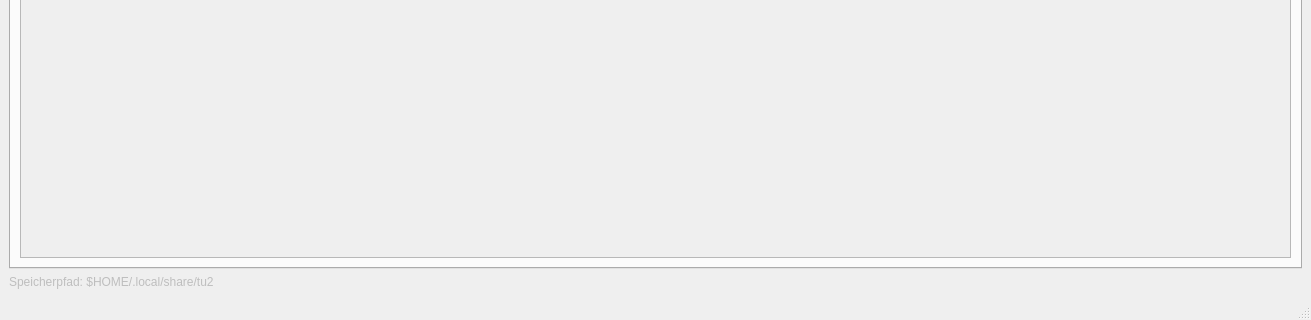
Before: the Qt Designer form forms/mainwindow.ui in ntropy83/tu2, drawn with Qt 5; both pictures show x 0 to 1311 and y 402 to 722 of the 1311 by 722 pixel window.
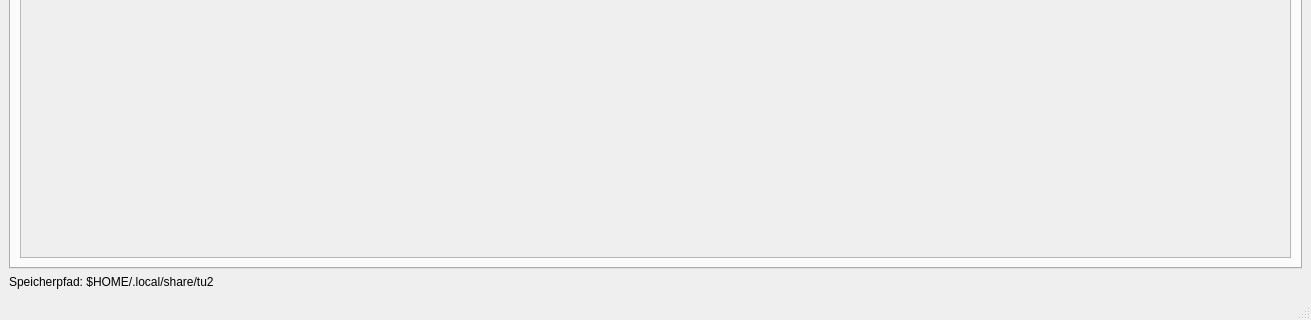
After: the same form once the commit is applied.

Commit message: load path bugfix

Diff of the .ui file:
```diff
--- a/forms/mainwindow.ui
+++ b/forms/mainwindow.ui
@@ -99,7 +99,7 @@
     <item row="1" column="0">
      <widget class="QLabel" name="label_linux">
       <property name="enabled">
-       <bool>false</bool>
+       <bool>true</bool>
       </property>
       <property name="text">
        <string>Speicherpfad: $HOME/.local/share/tu2</string>
```
Left out of the diff: 2 changed lines with no effect on the pictures. The commit also changes 1 other file.
